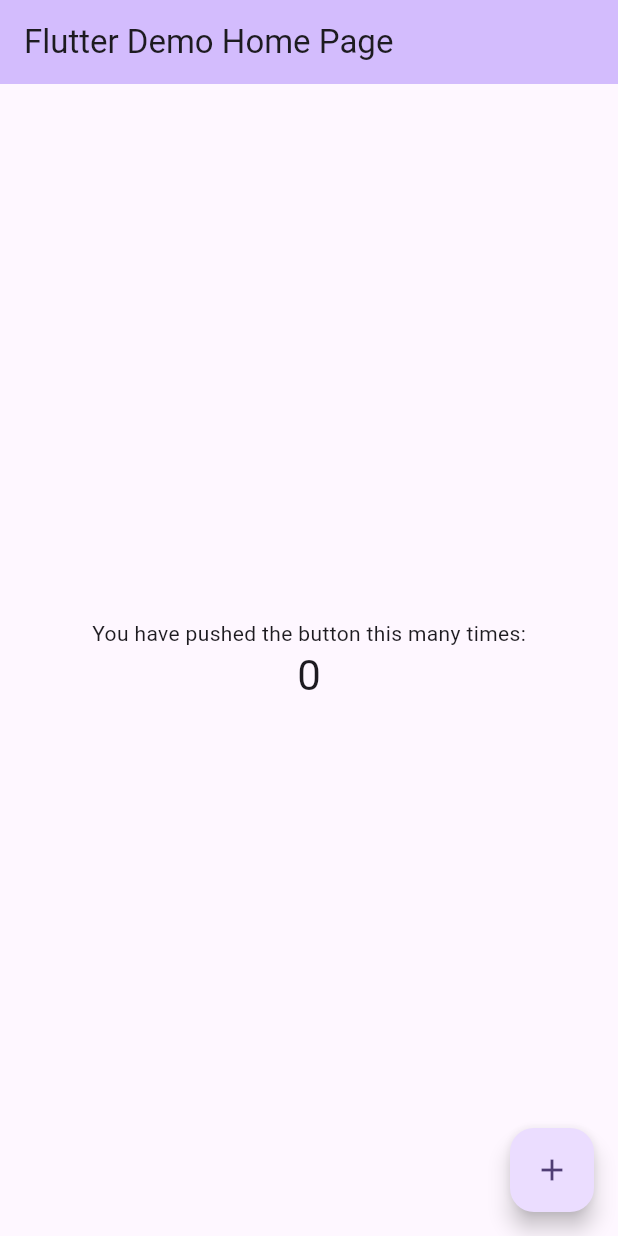
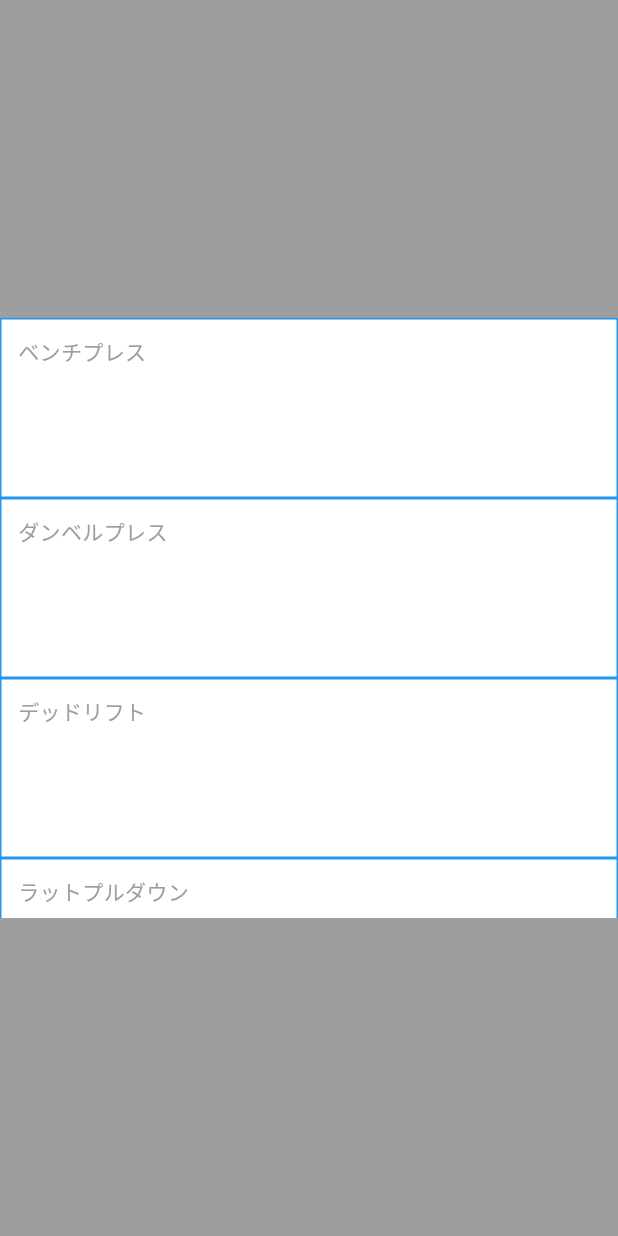
Before and after one commit to tarobeeflight/iron_log, a Flutter app: the screen it shows after launch, on a phone screen of 412 x 824 dp. Run offline on Flutter 3.47's test engine with Material 3 defaults, Android fonts, the phone set to English and light mode, and no system bars.

Commit message:
種目選択画面　新規作成

```diff
--- a/lib/main.dart
+++ b/lib/main.dart
@@ -1,4 +1,5 @@
 import 'package:flutter/material.dart';
+import 'package:iron_log/syumoku_sentaku.dart';
 
 void main() {
   runApp(const MyApp());
@@ -30,7 +31,7 @@ class MyApp extends StatelessWidget {
         // tested with just a hot reload.
         colorScheme: ColorScheme.fromSeed(seedColor: Colors.deepPurple),
       ),
-      home: const MyHomePage(title: 'Flutter Demo Home Page'),
+      home: const SyumokuSentaku(),
     );
   }
 }
--- /dev/null
+++ b/lib/syumoku_sentaku.dart
@@ -0,0 +1,77 @@
+import 'package:flutter/material.dart';
+
+// 種目
+class Syumoku {
+  // 種目名
+  final String syumokuMei;
+  // 部位区分
+  final String buiKbn;
+
+  Syumoku(this.buiKbn, this.syumokuMei);
+}
+
+final models = [
+  Syumoku('胸', 'ベンチプレス'),
+  Syumoku('胸', 'ダンベルプレス'),
+  Syumoku('背中', 'デッドリフト'),
+  Syumoku('背中', 'ラットプルダウン'),
+  Syumoku('脚', 'スクワット'),
+  Syumoku('肩', 'ショルダープレス'),
+  Syumoku('肩', 'サイドレイズ'),
+  Syumoku('腕', 'バーベルカール'),
+  Syumoku('腕', 'フレンチプレス'),
+];
+
+// モデル　→　ウィジェットに変換する
+Widget modelToWidget(Syumoku model){
+  // modelを使って好きなWidgetを作る
+
+
+  final metaText = Container(
+    width: 50,
+    height: 100,
+    padding: EdgeInsets.all(10),
+    child: Text('${model.syumokuMei}',
+      style: const TextStyle(color: Colors.grey,),
+    ),
+  );
+
+  return Container(
+    padding: EdgeInsets.all(1),
+    decoration: BoxDecoration(
+      border: Border.all(color: Colors.blue),
+      color: Colors.white,
+    ),
+    width: double.infinity,
+
+    height: 120,
+    child: metaText,
+  );
+
+
+}
+
+
+
+class SyumokuSentaku extends StatelessWidget{
+  const SyumokuSentaku({super.key});
+
+  @override
+  Widget build(BuildContext context) {
+    final list = ListView.builder(
+        itemCount: models.length,
+        itemBuilder: (c,i) => modelToWidget(models[i]),
+    );
+    final con = Center(
+      child: SizedBox(
+        height: 400,
+        child: list,
+      ),
+    );
+    final  sca = Scaffold(
+      backgroundColor: Colors.grey,
+      body: con,
+    );
+    return sca;
+  }
+}
```
